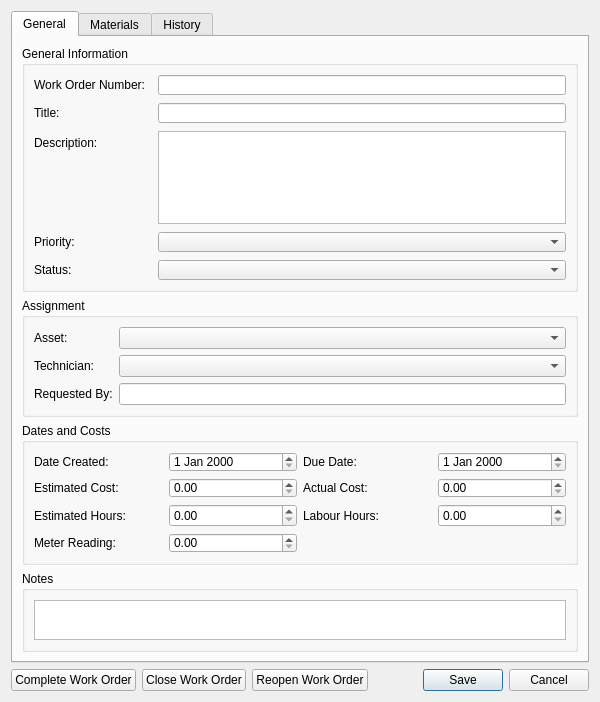
Above: app/ui/forms/add_work_order.ui from Apie-dup/MaintenanceSystem before the change. Below: the same form after it.
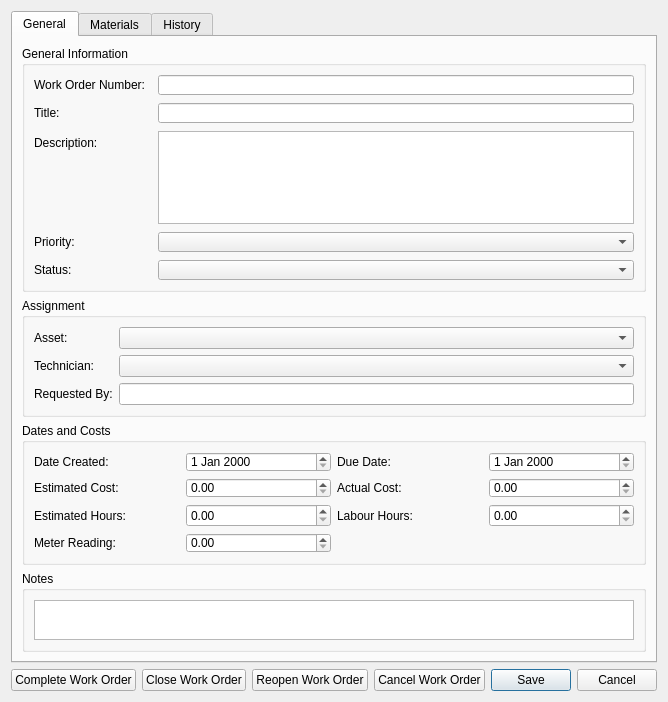
That is the form after the change.

What changed in the file:
```diff
--- a/app/ui/forms/add_work_order.ui
+++ b/app/ui/forms/add_work_order.ui
@@ -490,6 +490,13 @@
        </property>
       </widget>
      </item>
+     <item>
+      <widget class="QPushButton" name="btnCancelWorkOrder">
+       <property name="text">
+        <string>Cancel Work Order</string>
+       </property>
+      </widget>
+     </item>
      <item>
       <spacer name="horizontalSpacer">
        <property name="orientation">
```
